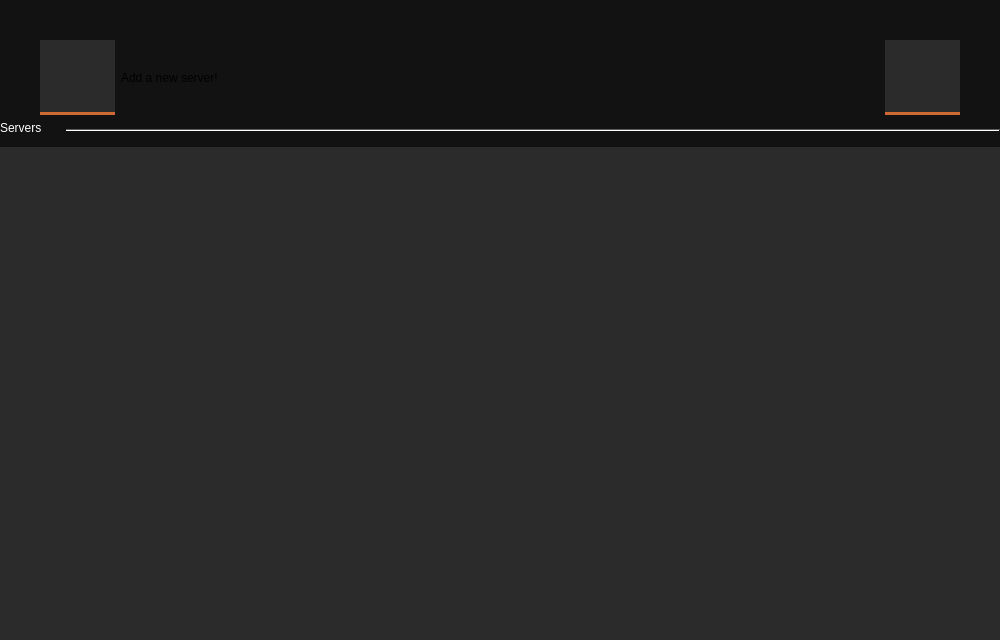
Before: the Qt Designer form ui/mainwindow.ui in metootem/TF2-Dedicated-Server-Manager, drawn with Qt 5.
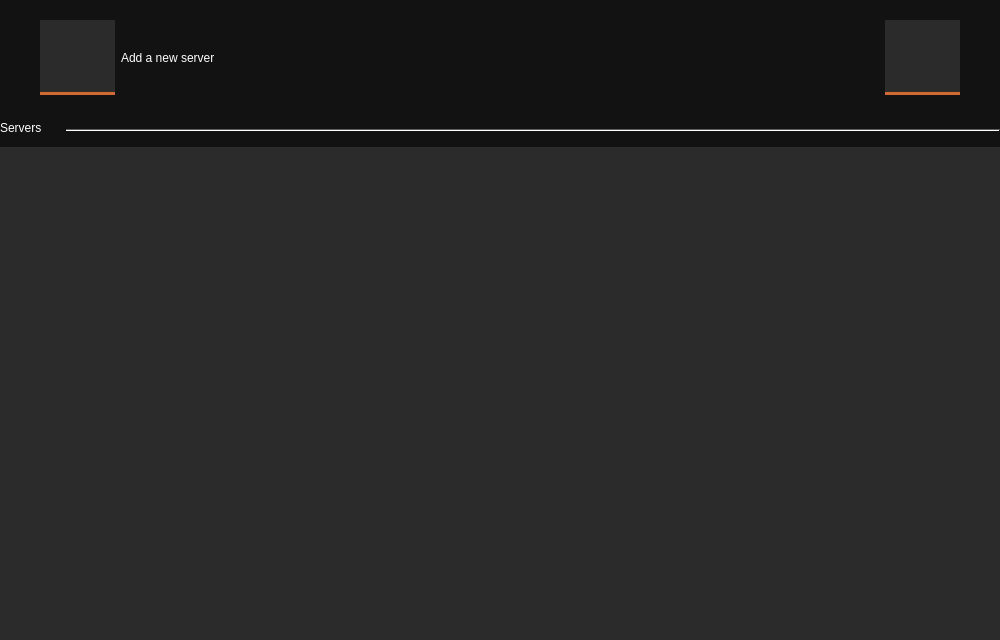
After: the same form once the commit is applied. Icons and pictures are not drawn.

Commit message: Visual touchups for Windows

The edit to the form file:
```diff
--- a/ui/mainwindow.ui
+++ b/ui/mainwindow.ui
@@ -401,7 +401,7 @@
       <property name="sizeHint" stdset="0">
        <size>
         <width>20</width>
-        <height>40</height>
+        <height>20</height>
        </size>
       </property>
      </spacer>
@@ -816,6 +816,343 @@
       </item>
       <item>
        <widget class="QLabel" name="lblAddServer">
+        <property name="minimumSize">
+         <size>
+          <width>93</width>
+          <height>75</height>
+         </size>
+        </property>
+        <property name="maximumSize">
+         <size>
+          <width>93</width>
+          <height>75</height>
+         </size>
+        </property>
+        <property name="palette">
+         <palette>
+          <active>
+           <colorrole role="WindowText">
+            <brush brushstyle="SolidPattern">
+             <color alpha="255">
+              <red>255</red>
+              <green>255</green>
+              <blue>255</blue>
+             </color>
+            </brush>
+           </colorrole>
+           <colorrole role="Button">
+            <brush brushstyle="SolidPattern">
+             <color alpha="255">
+              <red>207</red>
+              <green>106</green>
+              <blue>50</blue>
+             </color>
+            </brush>
+           </colorrole>
+           <colorrole role="Dark">
+            <brush brushstyle="SolidPattern">
+             <color alpha="255">
+              <red>92</red>
+              <green>92</green>
+              <blue>92</blue>
+             </color>
+            </brush>
+           </colorrole>
+           <colorrole role="Mid">
+            <brush brushstyle="SolidPattern">
+             <color alpha="255">
+              <red>127</red>
+              <green>127</green>
+              <blue>127</blue>
+             </color>
+            </brush>
+           </colorrole>
+           <colorrole role="Text">
+            <brush brushstyle="SolidPattern">
+             <color alpha="255">
+              <red>255</red>
+              <green>255</green>
+              <blue>255</blue>
+             </color>
+            </brush>
+           </colorrole>
+           <colorrole role="ButtonText">
+            <brush brushstyle="SolidPattern">
+             <color alpha="255">
+              <red>255</red>
+              <green>255</green>
+              <blue>255</blue>
+             </color>
+            </brush>
+           </colorrole>
+           <colorrole role="Base">
+            <brush brushstyle="SolidPattern">
+             <color alpha="255">
+              <red>30</red>
+              <green>30</green>
+              <blue>30</blue>
+             </color>
+            </brush>
+           </colorrole>
+           <colorrole role="Window">
+            <brush brushstyle="SolidPattern">
+             <color alpha="255">
+              <red>18</red>
+              <green>18</green>
+              <blue>18</blue>
+             </color>
+            </brush>
+           </colorrole>
+           <colorrole role="Highlight">
+            <brush brushstyle="SolidPattern">
+             <color alpha="255">
+              <red>207</red>
+              <green>106</green>
+              <blue>50</blue>
+             </color>
+            </brush>
+           </colorrole>
+           <colorrole role="LinkVisited">
+            <brush brushstyle="SolidPattern">
+             <color alpha="255">
+              <red>255</red>
+              <green>158</green>
+              <blue>105</blue>
+             </color>
+            </brush>
+           </colorrole>
+           <colorrole role="AlternateBase">
+            <brush brushstyle="SolidPattern">
+             <color alpha="255">
+              <red>45</red>
+              <green>45</green>
+              <blue>45</blue>
+             </color>
+            </brush>
+           </colorrole>
+           <colorrole role="ToolTipBase">
+            <brush brushstyle="SolidPattern">
+             <color alpha="255">
+              <red>97</red>
+              <green>97</green>
+              <blue>97</blue>
+             </color>
+            </brush>
+           </colorrole>
+          </active>
+          <inactive>
+           <colorrole role="WindowText">
+            <brush brushstyle="SolidPattern">
+             <color alpha="255">
+              <red>255</red>
+              <green>255</green>
+              <blue>255</blue>
+             </color>
+            </brush>
+           </colorrole>
+           <colorrole role="Button">
+            <brush brushstyle="SolidPattern">
+             <color alpha="255">
+              <red>207</red>
+              <green>106</green>
+              <blue>50</blue>
+             </color>
+            </brush>
+           </colorrole>
+           <colorrole role="Dark">
+            <brush brushstyle="SolidPattern">
+             <color alpha="255">
+              <red>92</red>
+              <green>92</green>
+              <blue>92</blue>
+             </color>
+            </brush>
+           </colorrole>
+           <colorrole role="Mid">
+            <brush brushstyle="SolidPattern">
+             <color alpha="255">
+              <red>127</red>
+              <green>127</green>
+              <blue>127</blue>
+             </color>
+            </brush>
+           </colorrole>
+           <colorrole role="Text">
+            <brush brushstyle="SolidPattern">
+             <color alpha="255">
+              <red>255</red>
+              <green>255</green>
+              <blue>255</blue>
+             </color>
+            </brush>
+           </colorrole>
+           <colorrole role="ButtonText">
+            <brush brushstyle="SolidPattern">
+             <color alpha="255">
+              <red>255</red>
+              <green>255</green>
+              <blue>255</blue>
+             </color>
+            </brush>
+           </colorrole>
+           <colorrole role="Base">
+            <brush brushstyle="SolidPattern">
+             <color alpha="255">
+              <red>30</red>
+              <green>30</green>
+              <blue>30</blue>
+             </color>
+            </brush>
+           </colorrole>
+           <colorrole role="Window">
+            <brush brushstyle="SolidPattern">
+             <color alpha="255">
+              <red>18</red>
+              <green>18</green>
+              <blue>18</blue>
+             </color>
+            </brush>
+           </colorrole>
+           <colorrole role="Highlight">
+            <brush brushstyle="SolidPattern">
+             <color alpha="255">
+              <red>207</red>
+              <green>106</green>
+              <blue>50</blue>
+             </color>
+            </brush>
+           </colorrole>
+           <colorrole role="LinkVisited">
+            <brush brushstyle="SolidPattern">
+             <color alpha="255">
+              <red>255</red>
+              <green>158</green>
+              <blue>105</blue>
+             </color>
+            </brush>
+           </colorrole>
+           <colorrole role="AlternateBase">
+            <brush brushstyle="SolidPattern">
+             <color alpha="255">
+              <red>45</red>
+              <green>45</green>
+              <blue>45</blue>
+             </color>
+            </brush>
+           </colorrole>
+           <colorrole role="ToolTipBase">
+            <brush brushstyle="SolidPattern">
+             <color alpha="255">
+              <red>97</red>
+              <green>97</green>
+              <blue>97</blue>
+             </color>
+            </brush>
+           </colorrole>
+          </inactive>
+          <disabled>
+           <colorrole role="WindowText">
+            <brush brushstyle="SolidPattern">
+             <color alpha="255">
+              <red>92</red>
+              <green>92</green>
+              <blue>92</blue>
+             </color>
+            </brush>
+           </colorrole>
+           <colorrole role="Button">
+            <brush brushstyle="SolidPattern">
+             <color alpha="255">
+              <red>207</red>
+              <green>106</green>
+              <blue>50</blue>
+             </color>
+            </brush>
+           </colorrole>
+           <colorrole role="Dark">
+            <brush brushstyle="SolidPattern">
+             <color alpha="255">
+              <red>92</red>
+              <green>92</green>
+              <blue>92</blue>
+             </color>
+            </brush>
+           </colorrole>
+           <colorrole role="Mid">
+            <brush brushstyle="SolidPattern">
+             <color alpha="255">
+              <red>127</red>
+              <green>127</green>
+              <blue>127</blue>
+             </color>
+            </brush>
+           </colorrole>
+           <colorrole role="Text">
+            <brush brushstyle="SolidPattern">
+             <color alpha="255">
+              <red>92</red>
+              <green>92</green>
+              <blue>92</blue>
+             </color>
+            </brush>
+           </colorrole>
+           <colorrole role="ButtonText">
+            <brush brushstyle="SolidPattern">
+             <color alpha="255">
+              <red>92</red>
+              <green>92</green>
+              <blue>92</blue>
+             </color>
+            </brush>
+           </colorrole>
+           <colorrole role="Base">
+            <brush brushstyle="SolidPattern">
+             <color alpha="255">
+              <red>18</red>
+              <green>18</green>
+              <blue>18</blue>
+             </color>
+            </brush>
+           </colorrole>
+           <colorrole role="Window">
+            <brush brushstyle="SolidPattern">
+             <color alpha="255">
+              <red>18</red>
+              <green>18</green>
+              <blue>18</blue>
+             </color>
+            </brush>
+           </colorrole>
+           <colorrole role="LinkVisited">
+            <brush brushstyle="SolidPattern">
+             <color alpha="255">
+              <red>255</red>
+              <green>158</green>
+              <blue>105</blue>
+             </color>
+            </brush>
+           </colorrole>
+           <colorrole role="AlternateBase">
+            <brush brushstyle="SolidPattern">
+             <color alpha="255">
+              <red>45</red>
+              <green>45</green>
+              <blue>45</blue>
+             </color>
+            </brush>
+           </colorrole>
+           <colorrole role="ToolTipBase">
+            <brush brushstyle="SolidPattern">
+             <color alpha="255">
+              <red>97</red>
+              <green>97</green>
+              <blue>97</blue>
+             </color>
+            </brush>
+           </colorrole>
+          </disabled>
+         </palette>
+        </property>
         <property name="text">
          <string>Add a new server!</string>
         </property>
@@ -1233,6 +1570,22 @@
       </item>
      </layout>
     </item>
+    <item>
+     <spacer name="verticalSpacer_2">
+      <property name="orientation">
+       <enum>Qt::Orientation::Vertical</enum>
+      </property>
+      <property name="sizeType">
+       <enum>QSizePolicy::Policy::Fixed</enum>
+      </property>
+      <property name="sizeHint" stdset="0">
+       <size>
+        <width>20</width>
+        <height>20</height>
+       </size>
+      </property>
+     </spacer>
+    </item>
     <item>
      <layout class="QHBoxLayout" name="horizontalLayout_2">
       <property name="topMargin">
```
The commit also changes 5 other files.
